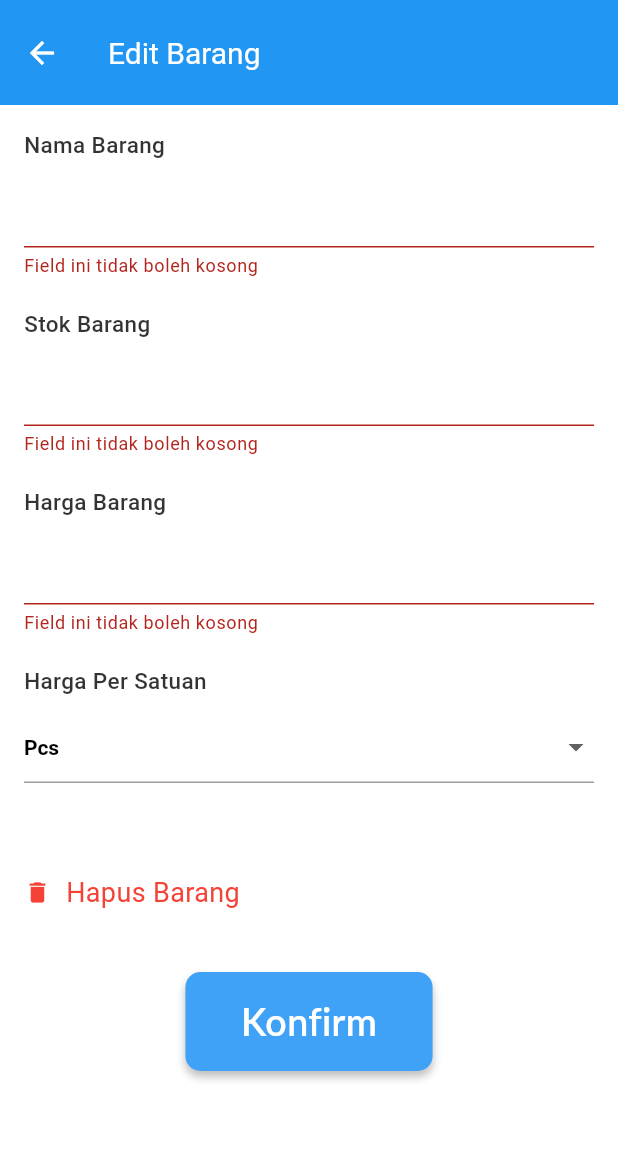
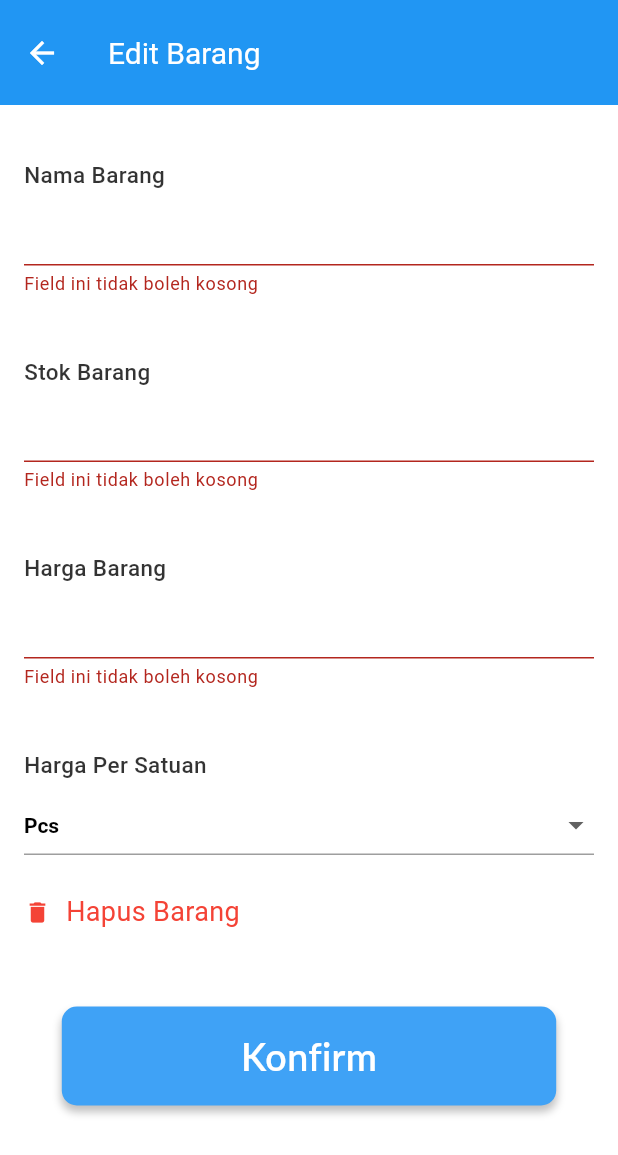
Before and after one commit to Bangadji123/Application_Cashier, a Flutter app: the EditBarangAdminPage screen opened by its route, after a tap on "Konfirm", on a phone screen of 412 x 824 dp. Shown: the top 1155 px of the screen. Run offline on Flutter 3.47's test engine with Material 3 defaults, Android fonts, the phone set to English and light mode, and no system bars; our stand-ins replace supabase_flutter; accounts and stored records are empty; Roboto replaces fonts that are missing (Lato).

```diff
--- a/lib/Admin/Page/EditBarangAdminPage.dart
+++ b/lib/Admin/Page/EditBarangAdminPage.dart
@@ -21,9 +21,12 @@ class _EditBarangAdminPageState extends State<EditBarangAdminPage> {
   @override
   void initState() {
     super.initState();
-    _namaController = TextEditingController(text: widget.product['Nama_Produk'] as String? ?? '');
-    _stokController = TextEditingController(text: (widget.product['Stok_Produk'] as int?)?.toString() ?? '');
-    _hargaController = TextEditingController(text: (widget.product['Harga_Produk'] as int?)?.toString() ?? '');
+    _namaController = TextEditingController(
+        text: widget.product['Nama_Produk'] as String? ?? '');
+    _stokController = TextEditingController(
+        text: widget.product['Stok_Produk'] as String? ?? '');
+    _hargaController = TextEditingController(
+        text: (widget.product['Harga_Produk'] as int?)?.toString() ?? '');
     _selectedSatuan = widget.product['Satuan'] as String? ?? 'Pcs';
   }
 
@@ -41,34 +44,28 @@ class _EditBarangAdminPageState extends State<EditBarangAdminPage> {
         _isLoading = true;
       });
       try {
-        int? stok = int.tryParse(_stokController.text);
-        int? harga = int.tryParse(_hargaController.text);
-
-        Map<String, dynamic> updateData = {
-          'Nama_Produk': _namaController.text,
-          'Satuan': _selectedSatuan,
-        };
-
-        if (stok != null) updateData['Stok_Produk'] = stok;
-        if (harga != null) updateData['Harga_Produk'] = harga;
-
         final response = await Supabase.instance.client
             .from('tbl_produk')
-            .update(updateData)
+            .update({
+              'Nama_Produk': _namaController.text,
+              'Stok_Produk': _stokController.text, // Changed to text
+              'Harga_Produk': int.parse(_hargaController.text),
+              'Satuan': _selectedSatuan,
+            })
             .eq('id', widget.product['id'])
             .execute();
 
-        if (response.status != 200 && response.status != 201) {
-          throw Exception('Failed to update product: ${response.status}');
-        } else {
+        if (response.data == null) {
           ScaffoldMessenger.of(context).showSnackBar(
-            SnackBar(content: Text('Produk berhasil diperbarui')),
+            SnackBar(content: Text('Barang berhasil diupdate')),
           );
           Navigator.pop(context, true);
+        } else {
+          throw Exception(response.data!.message);
         }
       } catch (e) {
         ScaffoldMessenger.of(context).showSnackBar(
-          SnackBar(content: Text('Gagal memperbarui produk: $e')),
+          SnackBar(content: Text('Terjadi kesalahan: ${e.toString()}')),
         );
       } finally {
         setState(() {
@@ -89,17 +86,17 @@ class _EditBarangAdminPageState extends State<EditBarangAdminPage> {
           .eq('id', widget.product['id'])
           .execute();
 
-      if (response.status != 200 && response.status != 204) {
-        throw Exception('Failed to delete product: ${response.status}');
+      if (response.hashCode == null) {
+        throw Exception(response.data!.message);
       } else {
         ScaffoldMessenger.of(context).showSnackBar(
-          SnackBar(content: Text('Produk berhasil dihapus')),
+          SnackBar(content: Text('Barang berhasil dihapus')),
         );
         Navigator.pop(context, true);
       }
     } catch (e) {
       ScaffoldMessenger.of(context).showSnackBar(
-        SnackBar(content: Text('Gagal menghapus produk: $e')),
+        SnackBar(content: Text('Terjadi kesalahan: ${e.toString()}')),
       );
     } finally {
       setState(() {
@@ -126,7 +123,9 @@ class _EditBarangAdminPageState extends State<EditBarangAdminPage> {
         backgroundColor: Colors.blue,
         leading: IconButton(
           icon: Icon(Icons.arrow_back, color: Colors.white),
-          onPressed: () => Navigator.pop(context),
+          onPressed: () {
+            Navigator.pop(context);
+          },
         ),
         toolbarHeight: 70,
       ),
@@ -141,12 +140,13 @@ class _EditBarangAdminPageState extends State<EditBarangAdminPage> {
                     crossAxisAlignment: CrossAxisAlignment.start,
                     children: [
                       _buildTextField('Nama Barang', _namaController),
-                      _buildTextField('Stok Barang', _stokController, isNumeric: true),
-                      _buildTextField('Harga Barang', _hargaController, isNumeric: true, prefix: 'Rp. '),
+                      _buildTextField('Stok Barang', _stokController),
+                      _buildTextField('Harga Barang', _hargaController,
+                          isNumeric: true, prefix: 'Rp. '),
                       _buildDropdown(),
-                      SizedBox(height: 40),
+                      SizedBox(height: 25),
                       _buildDeleteButton(),
-                      SizedBox(height: 40),
+                      SizedBox(height: 50),
                       _buildConfirmButton(screenWidth, screenHeight),
                     ],
                   ),
@@ -156,10 +156,12 @@ class _EditBarangAdminPageState extends State<EditBarangAdminPage> {
     );
   }
 
-  Widget _buildTextField(String label, TextEditingController controller, {bool isNumeric = false, String? prefix}) {
+  Widget _buildTextField(String label, TextEditingController controller,
+      {bool isNumeric = false, String? prefix}) {
     return Column(
       crossAxisAlignment: CrossAxisAlignment.start,
       children: [
+        SizedBox(height: 20),
         Text(
           label,
           style: TextStyle(
@@ -171,13 +173,13 @@ class _EditBarangAdminPageState extends State<EditBarangAdminPage> {
         SizedBox(height: 10),
         TextFormField(
           controller: controller,
+          style: TextStyle(fontWeight: FontWeight.bold),
           keyboardType: isNumeric ? TextInputType.number : TextInputType.text,
-          style: TextStyle(fontWeight: FontWeight.bold),
           decoration: InputDecoration(
             prefixText: prefix,
             prefixStyle: TextStyle(
               fontWeight: FontWeight.bold,
-              fontSize: 18,
+              fontSize: 15,
               color: Colors.black.withOpacity(0.8),
             ),
             enabledBorder: UnderlineInputBorder(
@@ -186,13 +188,15 @@ class _EditBarangAdminPageState extends State<EditBarangAdminPage> {
             focusedBorder: UnderlineInputBorder(
               borderSide: BorderSide(color: Colors.grey),
             ),
+            isDense: true,
+            contentPadding: EdgeInsets.symmetric(vertical: 8),
           ),
           validator: (value) {
             if (value == null || value.isEmpty) {
               return 'Field ini tidak boleh kosong';
             }
             if (isNumeric && int.tryParse(value) == null) {
-              return 'Masukkan angka yang valid';
+              return 'Field ini hanya boleh berisi angka';
             }
             return null;
           },
@@ -206,6 +210,7 @@ class _EditBarangAdminPageState extends State<EditBarangAdminPage> {
     return Column(
       crossAxisAlignment: CrossAxisAlignment.start,
       children: [
+        SizedBox(height: 20),
         Text(
           'Harga Per Satuan',
           style: TextStyle(
@@ -228,23 +233,31 @@ class _EditBarangAdminPageState extends State<EditBarangAdminPage> {
             focusedBorder: UnderlineInputBorder(
               borderSide: BorderSide(color: Colors.grey),
             ),
+            isDense: true,
+            contentPadding: EdgeInsets.symmetric(vertical: 8),
           ),
-          items: <String>['Kg', 'Liter', 'Pcs', 'Box']
-              .map<DropdownMenuItem<String>>((String value) {
+          items: <String>[
+            'Kg',
+            'Liter',
+            'Pcs',
+            'Box',
+            'Botol',
+            'Rim',
+            'Kantong'
+          ].map<DropdownMenuItem<String>>(
+            (String value) {
               return DropdownMenuItem<String>(
                 value: value,
                 child: Text(value),
               );
-          }).toList(),
+            },
+          ).toList(),
           onChanged: (String? newValue) {
-            if (newValue != null) {
             setState(() {
-                _selectedSatuan = newValue;
+              _selectedSatuan = newValue!;
             });
-            }
           },
         ),
-        SizedBox(height: 20),
       ],
     );
   }
@@ -296,7 +309,7 @@ class _EditBarangAdminPageState extends State<EditBarangAdminPage> {
         GestureDetector(
           onTap: _updateProduct,
           child: Container(
-            width: screenWidth * 0.4,
+            width: screenWidth * 0.8,
             height: screenHeight * 0.08,
             decoration: ShapeDecoration(
               color: Color(0xFF3FA2F6),
--- a/lib/main.dart
+++ b/lib/main.dart
@@ -4,7 +4,7 @@ import 'package:application_cashier/Admin/Page/DasboardAdminPage.dart';
 import 'package:application_cashier/Admin/Page/EditBarangAdminPage.dart';
 import 'package:application_cashier/Admin/Page/TambahBarangAdminPage.dart';
 import 'package:flutter/material.dart';
-import 'package:supabase_flutter/supabase_flutter.dart'; // Tambahkan import Supabase
+import 'package:supabase_flutter/supabase_flutter.dart';
 
 void main() async {
   WidgetsFlutterBinding.ensureInitialized();
```
Also changed, not shown: lib/Admin/Page/DasboardAdminPage.dart (+25 -16 lines), lib/Admin/Page/TambahBarangAdminPage.dart (+26 -10 lines), 1 other file. Lines whose indentation alone changed are shown as unchanged.
